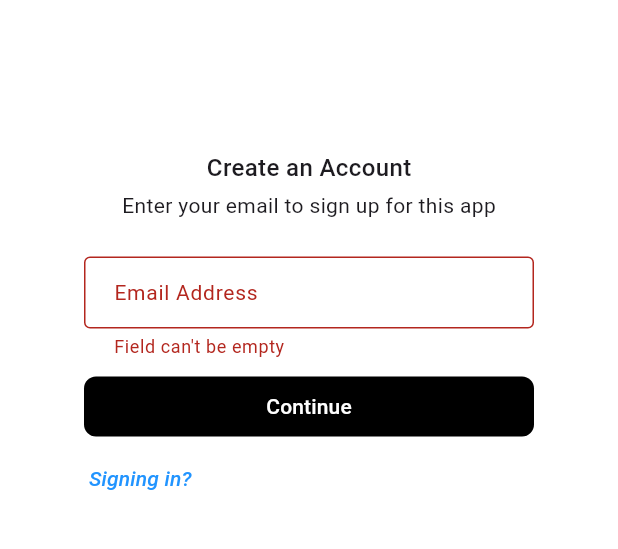
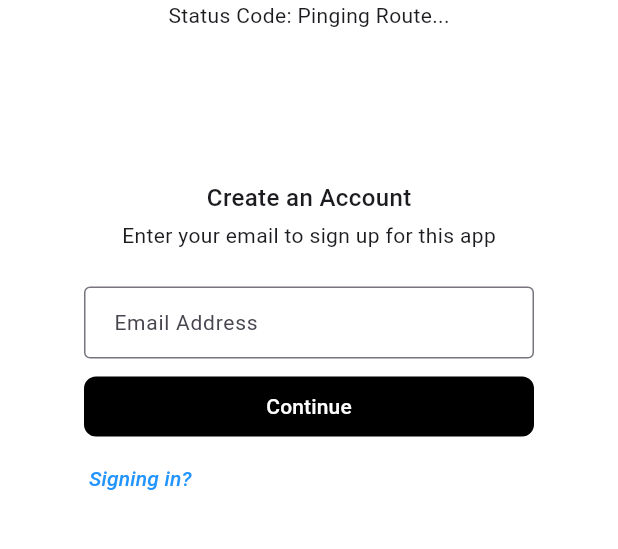
Before and after one commit to TheCheeseMeister/Take-a-Bite, a Flutter app: the screen it shows after launch, after a tap on "Continue", on a phone screen of 412 x 824 dp, the part 330-879 px from its top. Run offline on Flutter 3.47's test engine with Material 3 defaults, Android fonts, the phone set to English and light mode, and no system bars; our stand-ins replace dropdown_search, persistent_bottom_nav_bar; network calls fail.

```diff
--- a/lib/login_pages.dart
+++ b/lib/login_pages.dart
@@ -1,3 +1,5 @@
+import 'dart:convert';
+
 import 'package:flutter/material.dart';
 import 'package:http/http.dart' as http;
 
@@ -16,6 +18,23 @@ class _CreateAccountState extends State<CreateAccount> {
   final createEmailController = TextEditingController();
 
   // Add http request for validation of email (already registered)
+  int ingredientsStatus = -1000;
+
+  String userToken = "";
+
+  Future<http.Response> setToken() async {
+    var url = Uri.http('3.93.61.3', '/api/login');
+    var response = await http.post(url, headers: {"Accept": "application/json"}, body: {'username': "CheesyMeilz", 'password': "khameleon"});
+    return response;
+  }
+
+  Future<http.Response> checkIngredients() async {
+    // Register
+    var url = Uri.http('3.93.61.3', '/api/feed/ingredients/1');
+    //var url = Uri.http('3.93.61.3', '/api/login');
+    var response = await http.get(url, headers: {"Authorization": 'Bearer $userToken', "Accept": "application/json"});
+    return response;
+  }
 
   @override
   Widget build(BuildContext context) {
@@ -33,9 +52,9 @@ class _CreateAccountState extends State<CreateAccount> {
                     style: TextStyle(fontWeight: FontWeight.bold, fontSize: 42),
                   ),
                 ),
-                /*responseStatus == -1000
+                ingredientsStatus == -1000
                   ? Text("Status Code: Pinging Route...")
-                  : Text("Status Code: $responseStatus"),*/
+                  : Text("Status Code: $ingredientsStatus"),
                 const Padding(
                   padding: EdgeInsets.fromLTRB(0, 100, 0, 0),
                   child: Text(
@@ -91,8 +110,28 @@ class _CreateAccountState extends State<CreateAccount> {
                       ),
                       onPressed: () async {
                         // Need extra email validation, but for now
-                        if (formKey.currentState!.validate())
-                          {Navigator.pushNamed(context, '/CreateUserPass', arguments: {'email': createEmailController.text});}
+                        if (userToken == "") {
+                          http.Response response = await setToken();
+                          final data = jsonDecode(response.body);
+                          final token = data['token'];
+                          setState(() {userToken = token;});
+                          setState(() {ingredientsStatus = response.statusCode;});
+                          print(userToken);
+                        } else {
+                          http.Response response = await checkIngredients();
+                          setState(() {ingredientsStatus = response.statusCode;});
+                          final data = jsonDecode(response.body);
+                          final ingredient = data['ingredient'];
+                          print(ingredient);
+                        }
+                        //http.Response response = await checkIngredients();
+                        //final data = jsonDecode(response.body);
+                        //final token = data['token'];
+                        //setState(() {userToken = token;});
+                        //setState(() {ingredientsStatus = response.statusCode;});
+                        //print(userToken);
+                        /*if (formKey.currentState!.validate())
+                          {Navigator.pushNamed(context, '/CreateUserPass', arguments: {'email': createEmailController.text});}*/
                         /*http.Response response = await testConnection();
                         setState(() {responseStatus = response.statusCode;});*/
                       },
```
Also changed, not shown: 6 other files.
